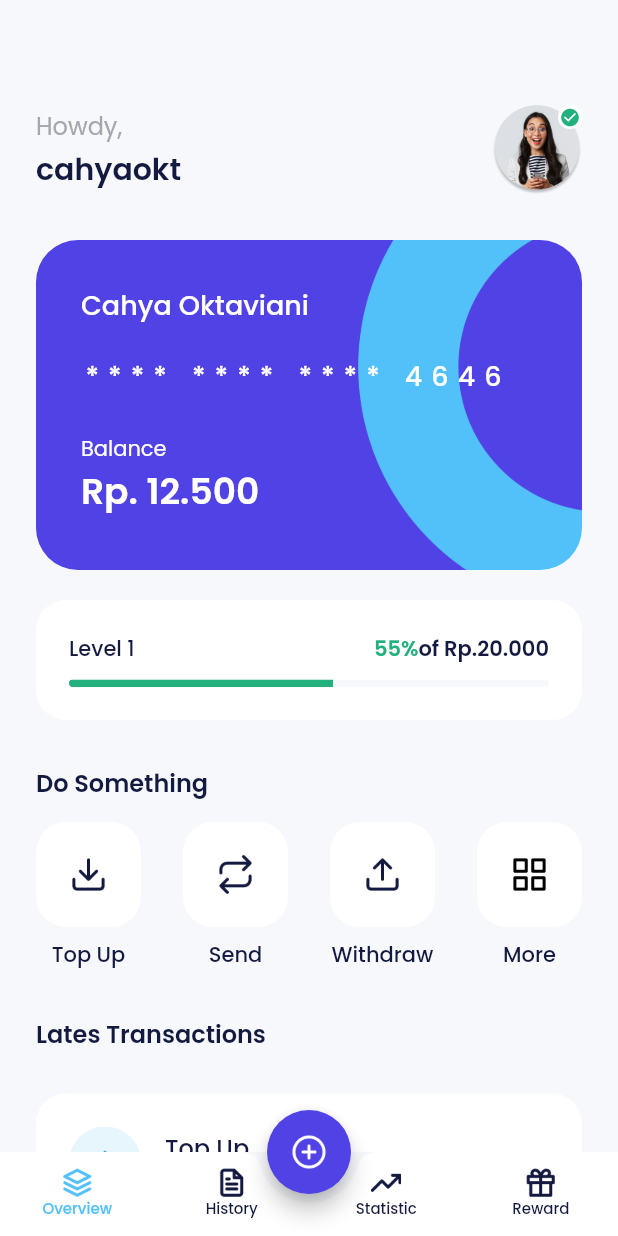
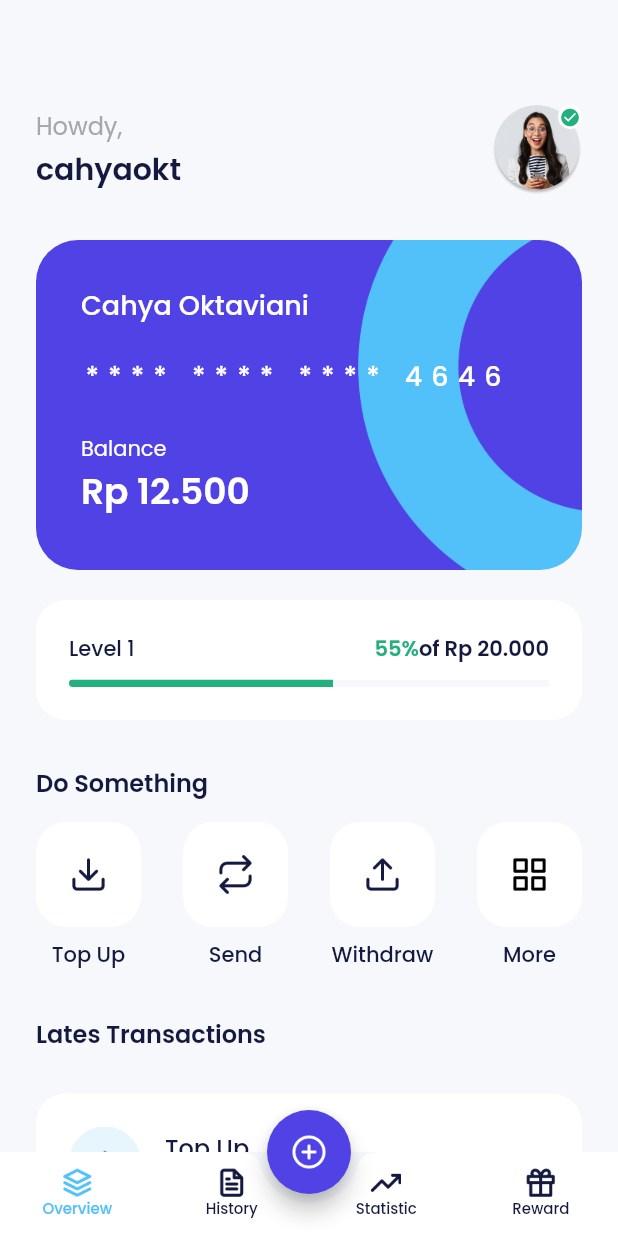
Before and after one commit to magerngoding/E-Wallet-Apps, a Flutter app: the HomePage screen opened by its route, on a phone screen of 412 x 824 dp. Run offline on Flutter 3.47's test engine with Material 2 defaults, Android fonts, the phone set to English and light mode, and no system bars; our stand-ins replace another_flushbar, carousel_slider, google_fonts.

```diff
--- a/lib/pages/data_provider_page.dart
+++ b/lib/pages/data_provider_page.dart
@@ -1,5 +1,6 @@
 // ignore_for_file: prefer_const_constructors
 
+import 'package:e_wallet/shared/shared_method.dart';
 import 'package:e_wallet/shared/theme.dart';
 import 'package:e_wallet/widgets/button.dart';
 import 'package:e_wallet/widgets/data_provider_item.dart';
@@ -53,7 +54,7 @@ class DataProviderPage extends StatelessWidget {
                     height: 2,
                   ),
                   Text(
-                    'Balance: Rp 180.000.000',
+                    'Balance: ${formatCurrency(180000)}',
                     style: greyTextStyle.copyWith(
                       fontSize: 12,
                     ),
--- a/lib/pages/home_page.dart
+++ b/lib/pages/home_page.dart
@@ -1,5 +1,6 @@
 // ignore_for_file: prefer_const_constructors
 
+import 'package:e_wallet/shared/shared_method.dart';
 import 'package:e_wallet/shared/theme.dart';
 import 'package:e_wallet/widgets/home_lates_transaction_item.dart';
 import 'package:e_wallet/widgets/home_services_item.dart';
@@ -202,7 +203,7 @@ class HomePage extends StatelessWidget {
             style: whiteTextStyle,
           ),
           Text(
-            'Rp. 12.500',
+            formatCurrency(12500),
             style: whiteTextStyle.copyWith(
               fontSize: 24,
               fontWeight: semiBold,
@@ -239,7 +240,7 @@ class HomePage extends StatelessWidget {
                 ),
               ),
               Text(
-                'of Rp.20.000',
+                'of ${formatCurrency(20000)}',
                 style: blackTextStyle.copyWith(
                   fontWeight: semiBold,
                 ),
@@ -349,31 +350,31 @@ class HomePage extends StatelessWidget {
                   iconUrl: 'assets/icon_transaction_cat1.png',
                   title: 'Top Up',
                   time: 'Yesterday',
-                  value: '+ 450.000',
+                  value: '+ ${formatCurrency(450000, symbol: '')}',
                 ),
                 HomeLatesTransactionItem(
                   iconUrl: 'assets/icon_transaction_cat2.png',
                   title: 'Cashback',
                   time: 'Sep 11',
-                  value: '+ 22.000',
+                  value: '+ ${formatCurrency(22000, symbol: '')}',
                 ),
                 HomeLatesTransactionItem(
                   iconUrl: 'assets/icon_transaction_cat3.png',
                   title: 'Withdraw',
                   time: 'Sep 2',
-                  value: '- 5.000',
+                  value: '+ ${formatCurrency(5000, symbol: '')}',
                 ),
                 HomeLatesTransactionItem(
                   iconUrl: 'assets/icon_transaction_cat4.png',
                   title: 'Transfer',
                   time: 'Aug 27',
-                  value: '- 123.500',
+                  value: '+ ${formatCurrency(123500, symbol: '')}',
                 ),
                 HomeLatesTransactionItem(
                   iconUrl: 'assets/icon_transaction_cat5.png',
                   title: 'Electric',
                   time: 'Feb 18',
-                  value: '- 12.300.000',
+                  value: '+ ${formatCurrency(12300000, symbol: '')}',
                 ),
               ],
             ),
--- a/lib/shared/shared_method.dart
+++ b/lib/shared/shared_method.dart
@@ -3,6 +3,7 @@
 import 'package:another_flushbar/flushbar.dart';
 import 'package:e_wallet/shared/theme.dart';
 import 'package:flutter/material.dart';
+import 'package:intl/intl.dart';
 
 void showCustomeSnackbar(BuildContext context, String message) {
   Flushbar(
@@ -12,3 +13,14 @@ void showCustomeSnackbar(BuildContext context, String message) {
     duration: Duration(seconds: 2),
   ).show(context);
 }
+
+String formatCurrency(
+  num number, {
+  String symbol = 'Rp ',
+}) {
+  return NumberFormat.currency(
+    locale: 'id',
+    symbol: symbol,
+    decimalDigits: 0,
+  ).format(number);
+}
--- a/lib/widgets/package_item.dart
+++ b/lib/widgets/package_item.dart
@@ -1,5 +1,6 @@
 // ignore_for_file: prefer_const_constructors
 
+import 'package:e_wallet/shared/shared_method.dart';
 import 'package:e_wallet/shared/theme.dart';
 import 'package:flutter/material.dart';
 
@@ -48,7 +49,7 @@ class PackageItem extends StatelessWidget {
             height: 2,
           ),
           Text(
-            'Rp $price',
+            formatCurrency(price),
             style: greyTextStyle.copyWith(
               fontSize: 12,
             ),
```
